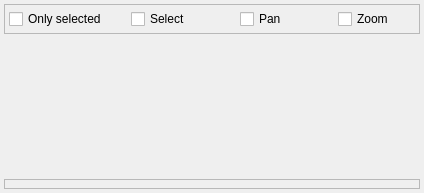
fpsampayo/qgis-navtable, file src/NavTable/ui/main_panel.ui: the form before one commit.
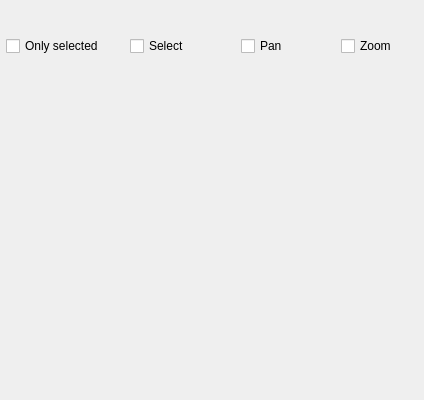
The form after the commit.

Commit message: UI: Restructure panel layout to match QGIS native style (actions at top)

What changed in the file:
```diff
--- a/src/NavTable/ui/main_panel.ui
+++ b/src/NavTable/ui/main_panel.ui
@@ -7,7 +7,7 @@
     <x>0</x>
     <y>0</y>
     <width>424</width>
-    <height>193</height>
+    <height>400</height>
    </rect>
   </property>
   <property name="windowTitle">
@@ -15,46 +15,85 @@
   </property>
   <layout class="QVBoxLayout" name="mainLayout">
    <property name="spacing">
-    <number>4</number>
+    <number>0</number>
    </property>
    <property name="leftMargin">
-    <number>4</number>
+    <number>0</number>
    </property>
    <property name="topMargin">
+    <number>0</number>
+   </property>
+   <property name="rightMargin">
+    <number>0</number>
+   </property>
+   <property name="bottomMargin">
+    <number>0</number>
+   </property>
+   <item>
+    <layout class="QVBoxLayout" name="actionsToolbarLayout">
+     <property name="spacing">
+      <number>0</number>
+     </property>
+    </layout>
+   </item>
+   <item>
+    <widget class="QFrame" name="layerSelectorFrame">
+     <property name="minimumSize">
+      <size>
+       <width>0</width>
+       <height>32</height>
+      </size>
+     </property>
+     <property name="frameShape">
+      <enum>QFrame::NoFrame</enum>
+     </property>
+     <layout class="QVBoxLayout" name="layerSelectorLayout">
+      <property name="spacing">
+       <number>0</number>
+      </property>
+      <property name="leftMargin">
     <number>4</number>
    </property>
+      <property name="topMargin">
+       <number>2</number>
+      </property>
    <property name="rightMargin">
     <number>4</number>
    </property>
    <property name="bottomMargin">
-    <number>4</number>
-   </property>
+       <number>2</number>
+      </property>
+     </layout>
+    </widget>
+   </item>
    <item>
-    <widget class="QFrame" name="headerFrame">
+    <layout class="QVBoxLayout" name="navToolbarLayout">
+     <property name="spacing">
+      <number>0</number>
+     </property>
+    </layout>
+   </item>
+   <item>
+    <widget class="QFrame" name="optionsFrame">
      <property name="frameShape">
-      <enum>QFrame::StyledPanel</enum>
+      <enum>QFrame::NoFrame</enum>
      </property>
-     <property name="frameShadow">
-      <enum>QFrame::Raised</enum>
-     </property>
-     <layout class="QVBoxLayout" name="headerLayout">
+     <layout class="QHBoxLayout" name="optionsLayout">
       <property name="spacing">
-       <number>4</number>
+       <number>8</number>
       </property>
       <property name="leftMargin">
-       <number>4</number>
+       <number>6</number>
       </property>
       <property name="topMargin">
        <number>4</number>
       </property>
       <property name="rightMargin">
-       <number>4</number>
+       <number>6</number>
       </property>
       <property name="bottomMargin">
        <number>4</number>
       </property>
-      <item>
-       <layout class="QHBoxLayout" name="horizontalLayout">
         <item alignment="Qt::AlignHCenter">
          <widget class="QCheckBox" name="onlySelectedCB">
           <property name="text">
@@ -84,8 +123,6 @@
          </widget>
         </item>
        </layout>
-      </item>
-     </layout>
     </widget>
    </item>
    <item>
@@ -101,46 +138,13 @@
        <rect>
         <x>0</x>
         <y>0</y>
-        <width>404</width>
-        <height>70</height>
+        <width>424</width>
+        <height>250</height>
        </rect>
       </property>
      </widget>
     </widget>
    </item>
-   <item>
-    <widget class="QFrame" name="footerFrame">
-     <property name="frameShape">
-      <enum>QFrame::StyledPanel</enum>
-     </property>
-     <property name="frameShadow">
-      <enum>QFrame::Raised</enum>
-     </property>
-     <layout class="QVBoxLayout" name="footerLayout">
-      <property name="spacing">
-       <number>4</number>
-      </property>
-      <property name="leftMargin">
-       <number>4</number>
-      </property>
-      <property name="topMargin">
-       <number>4</number>
-      </property>
-      <property name="rightMargin">
-       <number>4</number>
-      </property>
-      <property name="bottomMargin">
-       <number>4</number>
-      </property>
-      <item>
-       <layout class="QVBoxLayout" name="navToolbarLayout"/>
-      </item>
-      <item>
-       <layout class="QVBoxLayout" name="actionsToolbarLayout"/>
-      </item>
-     </layout>
-    </widget>
-   </item>
   </layout>
  </widget>
  <resources/>
```
Lines whose indentation alone changed are shown as unchanged. The commit also changes 1 other file.
